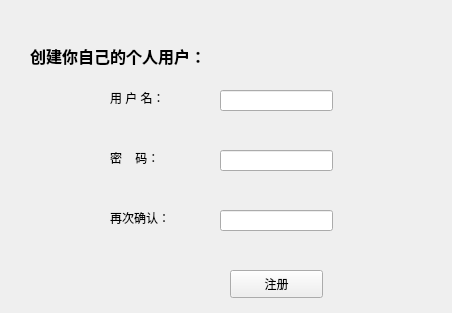
The window that OutTime/signup.ui (agilelike/OurTime) describes before a commit, drawn with Qt 5.
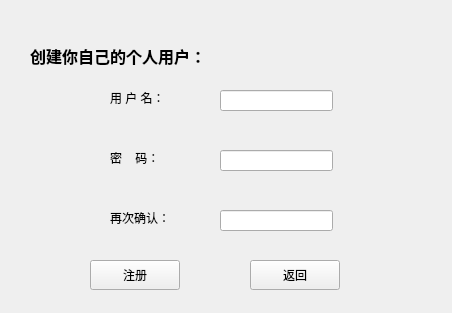
The same window after the commit.

```diff
--- a/OutTime/signup.ui
+++ b/OutTime/signup.ui
@@ -106,16 +106,32 @@
   <widget class="QPushButton" name="pushButton">
    <property name="geometry">
     <rect>
-     <x>230</x>
-     <y>270</y>
-     <width>93</width>
-     <height>28</height>
+     <x>90</x>
+     <y>260</y>
+     <width>90</width>
+     <height>30</height>
     </rect>
    </property>
    <property name="text">
     <string>注册</string>
    </property>
   </widget>
+  <widget class="QPushButton" name="pushButton_2">
+   <property name="geometry">
+    <rect>
+     <x>250</x>
+     <y>260</y>
+     <width>90</width>
+     <height>30</height>
+    </rect>
+   </property>
+   <property name="styleSheet">
+    <string notr="true"/>
+   </property>
+   <property name="text">
+    <string>返回</string>
+   </property>
+  </widget>
  </widget>
  <resources/>
  <connections/>
```
